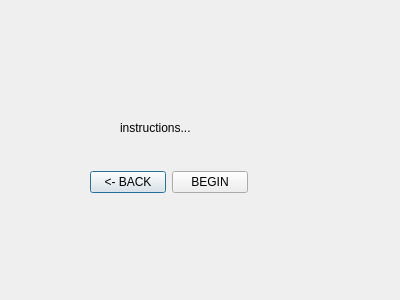
The window that Qt_Creator/projectPHOE/ocularinstruc.ui (jdsalguer/senior_project) describes before a commit, drawn with Qt 5.
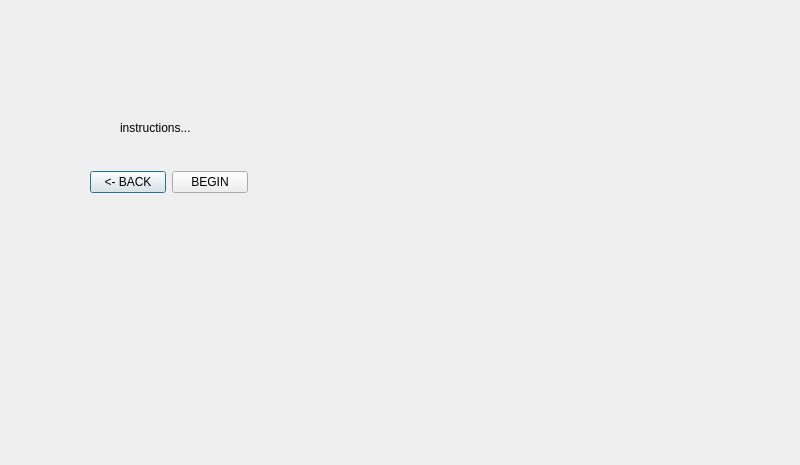
The same window after the commit.

What changed in the file:
```diff
--- a/Qt_Creator/projectPHOE/ocularinstruc.ui
+++ b/Qt_Creator/projectPHOE/ocularinstruc.ui
@@ -6,8 +6,8 @@
    <rect>
     <x>0</x>
     <y>0</y>
-    <width>400</width>
-    <height>300</height>
+    <width>800</width>
+    <height>465</height>
    </rect>
   </property>
   <property name="windowTitle">
@@ -26,7 +26,7 @@
     <string>instructions...</string>
    </property>
   </widget>
-  <widget class="QWidget" name="">
+  <widget class="QWidget" name="layoutWidget">
    <property name="geometry">
     <rect>
      <x>90</x>
```
